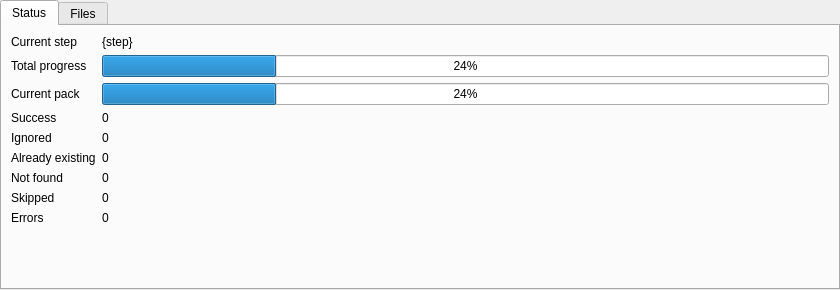
First picture: the form in src/gui/src/batch/download-progress-widget.ui, repository Bionus/imgbrd-grabber, before the edit.
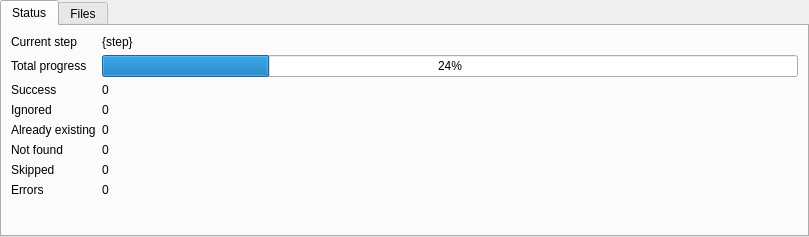
Second picture: the form after the edit.

Commit message: Remove pack progress from download progress widget

The edit to the form file:
```diff
--- a/src/gui/src/batch/download-progress-widget.ui
+++ b/src/gui/src/batch/download-progress-widget.ui
@@ -6,8 +6,8 @@
    <rect>
     <x>0</x>
     <y>0</y>
-    <width>840</width>
-    <height>290</height>
+    <width>809</width>
+    <height>237</height>
    </rect>
   </property>
   <property name="windowTitle">
@@ -51,97 +51,83 @@
         </widget>
        </item>
        <item row="2" column="0">
-        <widget class="QLabel" name="labelStatusCurrentProgress">
-         <property name="text">
-          <string>Current pack</string>
-         </property>
-        </widget>
-       </item>
-       <item row="2" column="1">
-        <widget class="QProgressBar" name="progressCurrent">
-         <property name="value">
-          <number>24</number>
-         </property>
-        </widget>
-       </item>
-       <item row="3" column="0">
         <widget class="QLabel" name="labelSuccessLabel">
          <property name="text">
           <string>Success</string>
          </property>
         </widget>
        </item>
-       <item row="4" column="0">
+       <item row="2" column="1">
+        <widget class="QLabel" name="labelSuccess">
+         <property name="text">
+          <string notr="true">0</string>
+         </property>
+        </widget>
+       </item>
+       <item row="3" column="0">
         <widget class="QLabel" name="labelIgnoredLabel">
          <property name="text">
           <string>Ignored</string>
          </property>
         </widget>
        </item>
-       <item row="5" column="0">
+       <item row="3" column="1">
+        <widget class="QLabel" name="labelIgnored">
+         <property name="text">
+          <string notr="true">0</string>
+         </property>
+        </widget>
+       </item>
+       <item row="4" column="0">
         <widget class="QLabel" name="labelExistsLabel">
          <property name="text">
           <string>Already existing</string>
          </property>
         </widget>
        </item>
-       <item row="6" column="0">
+       <item row="4" column="1">
+        <widget class="QLabel" name="labelExists">
+         <property name="text">
+          <string notr="true">0</string>
+         </property>
+        </widget>
+       </item>
+       <item row="5" column="0">
         <widget class="QLabel" name="labelNotFoundLabel">
          <property name="text">
           <string>Not found</string>
          </property>
         </widget>
        </item>
-       <item row="7" column="0">
+       <item row="5" column="1">
+        <widget class="QLabel" name="labelNotFound">
+         <property name="text">
+          <string notr="true">0</string>
+         </property>
+        </widget>
+       </item>
+       <item row="6" column="0">
         <widget class="QLabel" name="labelSkippedLabel">
          <property name="text">
           <string>Skipped</string>
          </property>
         </widget>
        </item>
-       <item row="3" column="1">
-        <widget class="QLabel" name="labelSuccess">
-         <property name="text">
-          <string notr="true">0</string>
-         </property>
-        </widget>
-       </item>
-       <item row="4" column="1">
-        <widget class="QLabel" name="labelIgnored">
-         <property name="text">
-          <string notr="true">0</string>
-         </property>
-        </widget>
-       </item>
-       <item row="5" column="1">
-        <widget class="QLabel" name="labelExists">
-         <property name="text">
-          <string notr="true">0</string>
-         </property>
-        </widget>
-       </item>
        <item row="6" column="1">
-        <widget class="QLabel" name="labelNotFound">
-         <property name="text">
-          <string notr="true">0</string>
-         </property>
-        </widget>
-       </item>
-       <item row="7" column="1">
         <widget class="QLabel" name="labelSkipped">
          <property name="text">
           <string notr="true">0</string>
          </property>
         </widget>
        </item>
-       <item row="8" column="0">
+       <item row="7" column="0">
         <widget class="QLabel" name="labelErrorsLabel">
          <property name="text">
           <string>Errors</string>
          </property>
         </widget>
        </item>
-       <item row="8" column="1">
+       <item row="7" column="1">
         <widget class="QLabel" name="labelErrors">
          <property name="text">
           <string notr="true">0</string>
```
Left out of the diff: 28 changed lines with no effect on the pictures.
